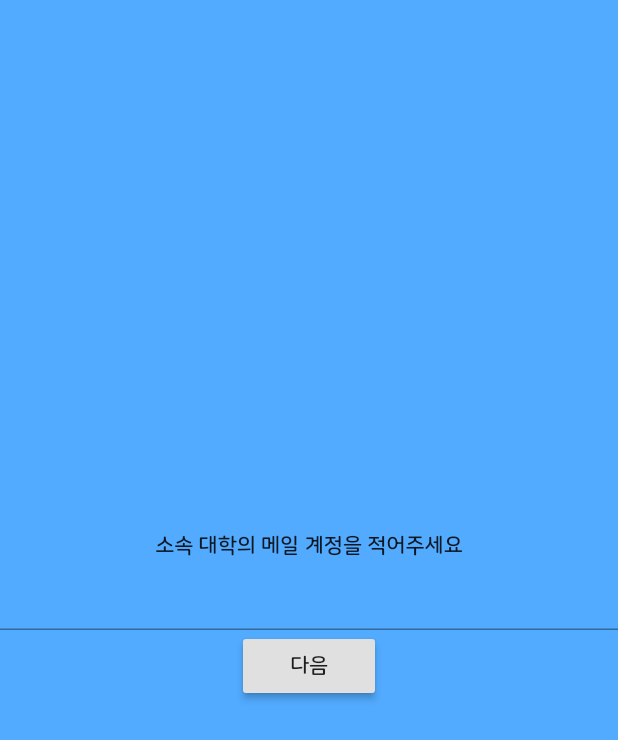
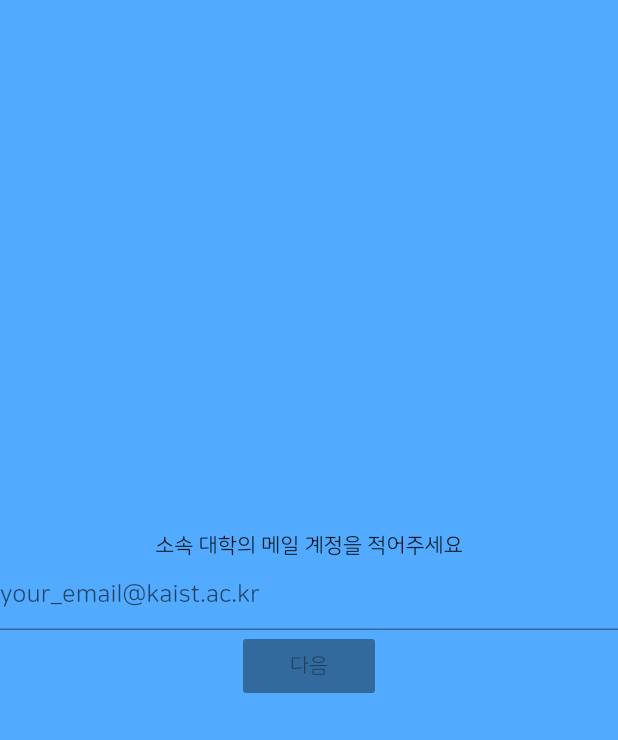
Before and after one commit to gardenlee21/SpaceConquer, a Flutter app: the screen it shows after launch, after a tap on "시작하기", on a phone screen of 412 x 824 dp. Shown: the top 740 px of the screen. Run offline on Flutter 3.47's test engine with Material 2 defaults, Android fonts, the phone set to English and light mode, and no system bars.

Commit message:
sm_190410

```diff
--- a/lib/loginpage.dart
+++ b/lib/loginpage.dart
@@ -25,7 +25,8 @@ class LoginPage extends StatelessWidget
     return Scaffold
     (
       backgroundColor: const Color(0xff52abff),
-      body: new Column
+      body: new Center(
+        child : new Column
         (
           mainAxisAlignment: MainAxisAlignment.center,
           children: <Widget>
@@ -36,18 +37,11 @@ class LoginPage extends StatelessWidget
             login
           ],
         )
+      )
     );
   }
 
-
- /* final logo = Hero(
-    tag: 'hero',
-    child: CircleAvatar(
-      backgroundColor: Colors.transparent,
-      radius: 48.0,
-      child : Image.asset('images/icon.png')
-    )
-  );*/
+  //final logo =Image.asset('images/icon.png', height: 48.0, width: 48.0, fit: BoxFit.contain);
 }
 
 /* Login Page 2 */
@@ -63,18 +57,30 @@ class _LoginPage2 extends State<LoginPage2>
   @override
   void initState()
   {
-    _isButtonDisabled = false;
+    _isButtonDisabled = true;
   }
 
   Widget build (BuildContext context)
   {
+    Function buttonAction = (){Navigator.pushReplacement(context, MaterialPageRoute(builder: (context) => TaxiView()));};
     final start = RaisedButton
     (
       child: new Text("다음", textAlign: TextAlign.center),
-      onPressed: ()
+      onPressed: _isButtonDisabled ? null : buttonAction
+    );
+
+    void _activateButton()
     {
-        Navigator.pushReplacement(context, MaterialPageRoute(builder: (context) => TaxiView()));
-      },
+      _isButtonDisabled = false;
+      setState(() {});
+    }
+    final email = TextField
+    (
+      keyboardType: TextInputType.emailAddress,
+      decoration: const InputDecoration(
+        hintText: 'your_email@kaist.ac.kr'
+      ),
+      onEditingComplete: _activateButton,
     );
 
     return Scaffold
@@ -93,10 +99,6 @@ class _LoginPage2 extends State<LoginPage2>
       )
     );
   }
-  final email = TextFormField
-    (
-    keyboardType: TextInputType.emailAddress
-    );
 
   final text = Text
   (
--- a/lib/taxipage.dart
+++ b/lib/taxipage.dart
@@ -108,7 +108,7 @@ class _TaxiPage extends State<TaxiPage>
     child: RaisedButton
       (
         key:null,
-        onPressed:onPressed,
+        onPressed: button1Pressed,
         color:const Color(0xffD3D3D3),
         child:new Text(text)
       ),
```
Also changed, not shown: pubspec.yaml (+7 -18 lines). Lines whose indentation alone changed are shown as unchanged.
